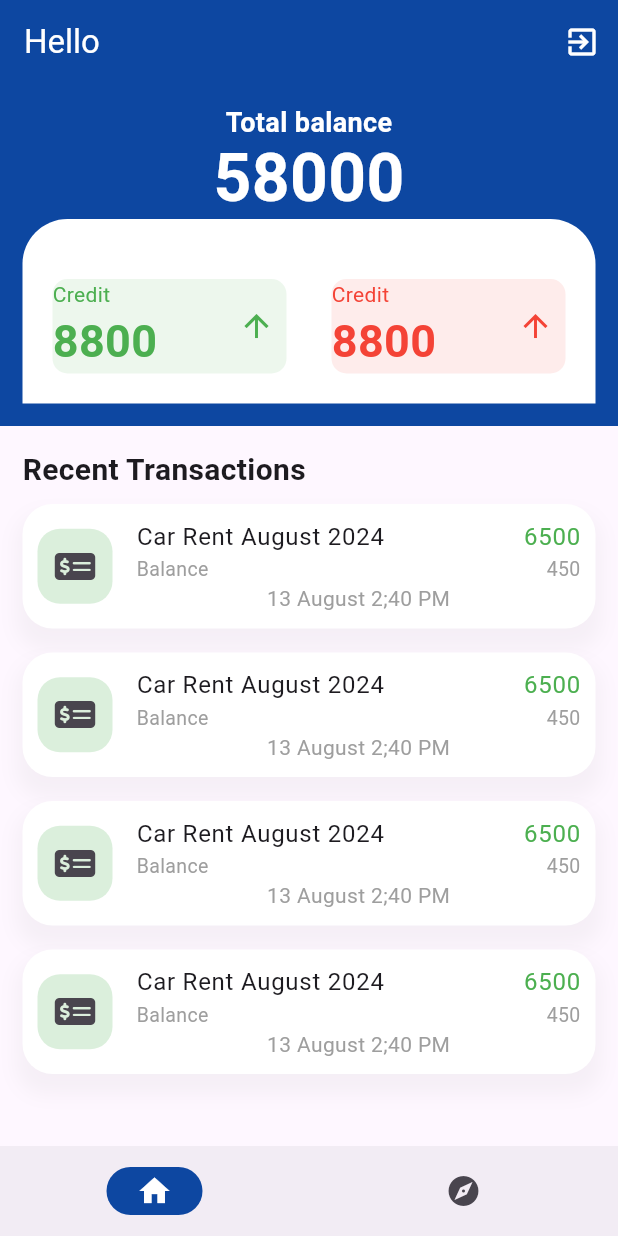
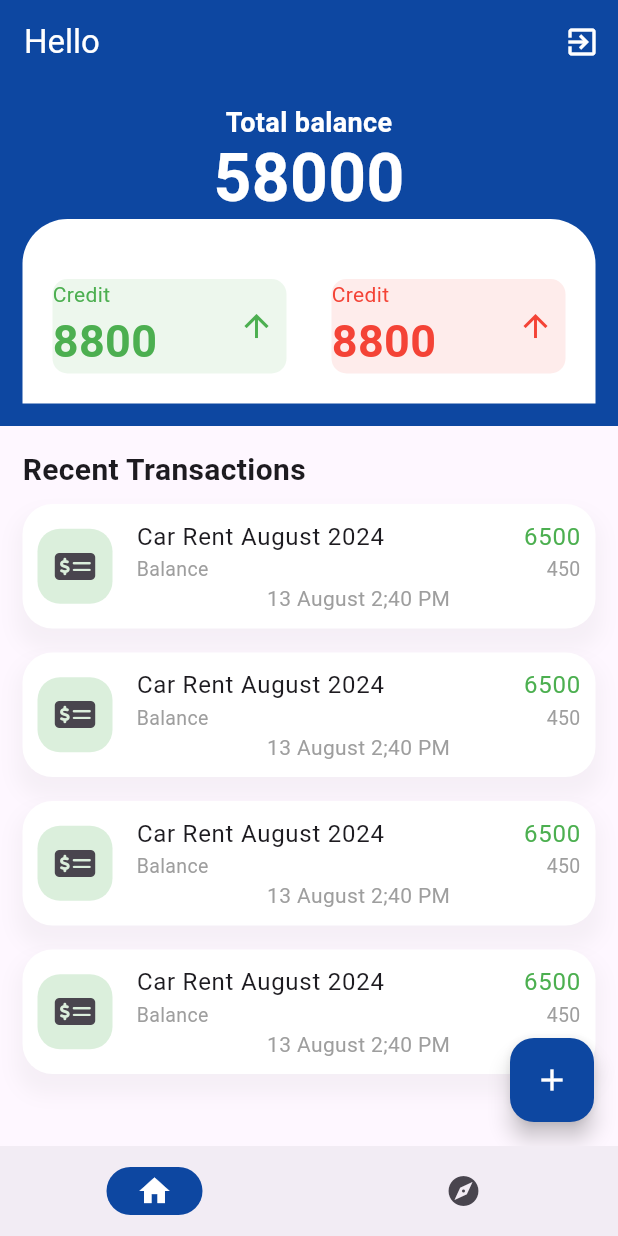
Before and after one commit to ArhanTibro/budget, a Flutter app: the screen it shows once a user with an empty profile is signed in, on a phone screen of 412 x 824 dp. Run offline on Flutter 3.47's test engine with Material 3 defaults, Android fonts, the phone set to English and light mode, and no system bars; our stand-ins replace firebase_auth, firebase_core, font_awesome_flutter; accounts and stored records are empty.

Commit message:
added transaction cart

```diff
--- a/lib/main.dart
+++ b/lib/main.dart
@@ -22,7 +22,7 @@ class MyApp extends StatelessWidget {
         builder: (context, child) {
           return MediaQuery(
             data: MediaQuery.of(context).copyWith(
-              textScaler: const TextScaler.linear(1.0),
+              textScaler: const TextScaler.linear(1),
             ),
             child: child!,
           );
--- a/lib/screens/home-screen.dart
+++ b/lib/screens/home-screen.dart
@@ -1,4 +1,5 @@
 import 'package:budget/screens/login-screen.dart';
+import 'package:budget/widgets/add-transaction-form.dart';
 import 'package:budget/widgets/hero-card.dart';
 import 'package:budget/widgets/transactions-cards.dart';
 import 'package:firebase_auth/firebase_auth.dart';
@@ -24,9 +25,29 @@ class _HomeScreenState extends State<HomeScreen> {
     });
   }
 
+  _dialogBuilder(BuildContext context) {
+    showDialog(
+        context: context,
+        builder: (context) {
+          return AlertDialog(
+            content: AddTransactionForm(),
+          );
+        });
+  }
+
   @override
   Widget build(BuildContext context) {
     return Scaffold(
+        floatingActionButton: FloatingActionButton(
+          backgroundColor: Colors.blue.shade900,
+          onPressed: () {
+            _dialogBuilder(context);
+          },
+          child: const Icon(
+            Icons.add,
+            color: Colors.white,
+          ),
+        ),
         appBar: AppBar(
           backgroundColor: Colors.blue.shade900,
           title: const Text(
--- a/lib/utils/icons-list.dart
+++ b/lib/utils/icons-list.dart
@@ -35,6 +35,11 @@ class AppIcons {
       "name": "Household Items",
       "icon": FontAwesomeIcons.broom,
     },
+    {
+      "name": "Others",
+      "icon":
+          FontAwesomeIcons.cartPlus, // or any icon that you find appropriate
+    },
   ];
   IconData getExpenseCategortIcons(String categoryName) {
     final category = homeExpensesCategories.firstWhere(
--- a/lib/widgets/transactions-cards.dart
+++ b/lib/widgets/transactions-cards.dart
@@ -12,7 +12,7 @@ class TransactionsCard extends StatelessWidget {
       padding: const EdgeInsets.all(15),
       child: Column(
         children: [
-          Row(
+          const Row(
             children: [
               Text(
                 'Recent Transactions',
@@ -23,7 +23,7 @@ class TransactionsCard extends StatelessWidget {
           ListView.builder(
               shrinkWrap: true,
               itemCount: 4,
-              physics: NeverScrollableScrollPhysics(),
+              physics: const NeverScrollableScrollPhysics(),
               itemBuilder: (context, index) {
                 return Padding(
                   padding: const EdgeInsets.symmetric(vertical: 8),
@@ -33,7 +33,7 @@ class TransactionsCard extends StatelessWidget {
                         borderRadius: BorderRadius.circular(20),
                         boxShadow: [
                           BoxShadow(
-                              offset: Offset(0, 10),
+                              offset: const Offset(0, 10),
                               color: Colors.grey.withOpacity(0.09),
                               blurRadius: 10,
                               spreadRadius: 4)
@@ -41,8 +41,8 @@ class TransactionsCard extends StatelessWidget {
                     child: ListTile(
                       minVerticalPadding: 10,
                       contentPadding:
-                          EdgeInsets.symmetric(horizontal: 10, vertical: 0),
-                      leading: Container(
+                          const EdgeInsets.symmetric(horizontal: 10, vertical: 0),
+                      leading: SizedBox(
                         width: 50,
                         height: 50,
                         child: Container(
@@ -56,7 +56,7 @@ class TransactionsCard extends StatelessWidget {
                                   appIcons.getExpenseCategortIcons('home'))),
                         ),
                       ),
-                      title: Row(
+                      title: const Row(
                         children: [
                           Expanded(child: Text('Car Rent August 2024')),
                           Text(
@@ -65,7 +65,7 @@ class TransactionsCard extends StatelessWidget {
                           ),
                         ],
                       ),
-                      subtitle: Column(
+                      subtitle: const Column(
                         children: [
                           Row(
                             children: [
```
Also changed, not shown: lib/utils/appValodator.dart (+7 -0 lines), lib/widgets/add-transaction-form.dart (added, +97 -0 lines), lib/widgets/category-dropdown.dart (added, +39 -0 lines).
